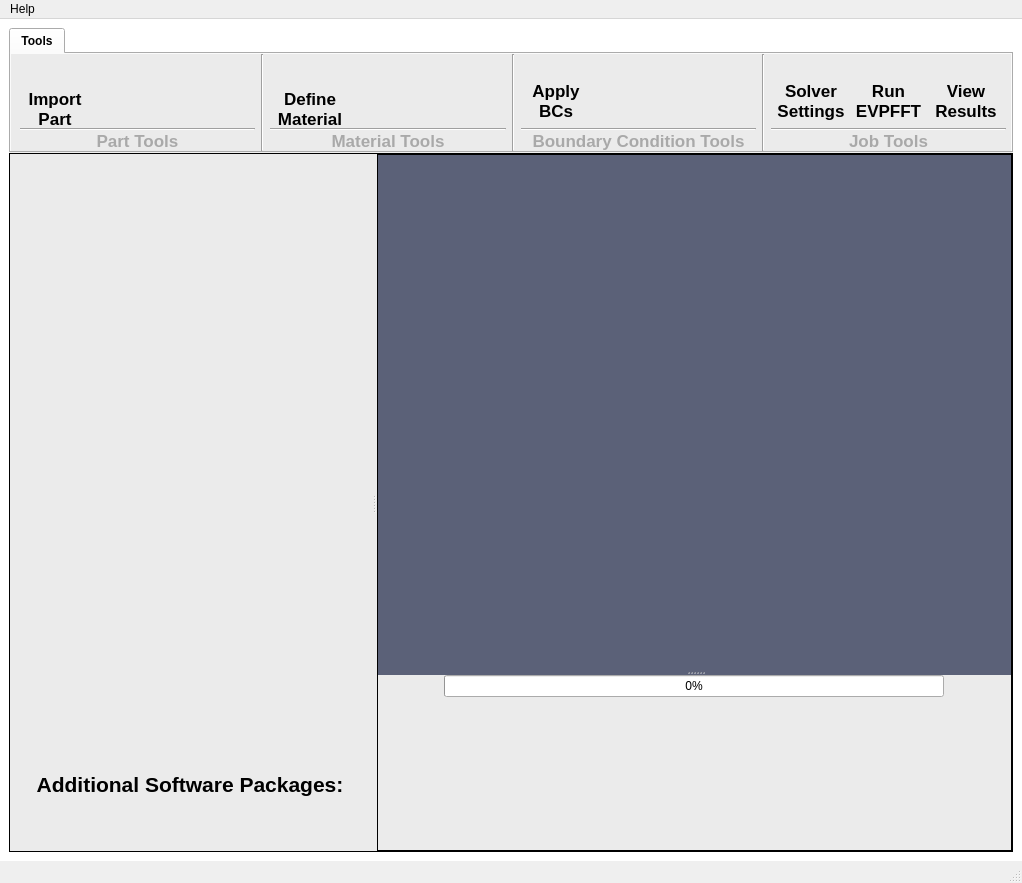
lanl/Fierro, file python/EVPFFT-GUI/evpfft_gui/EVPFFT_GUI.ui: the form before one commit.
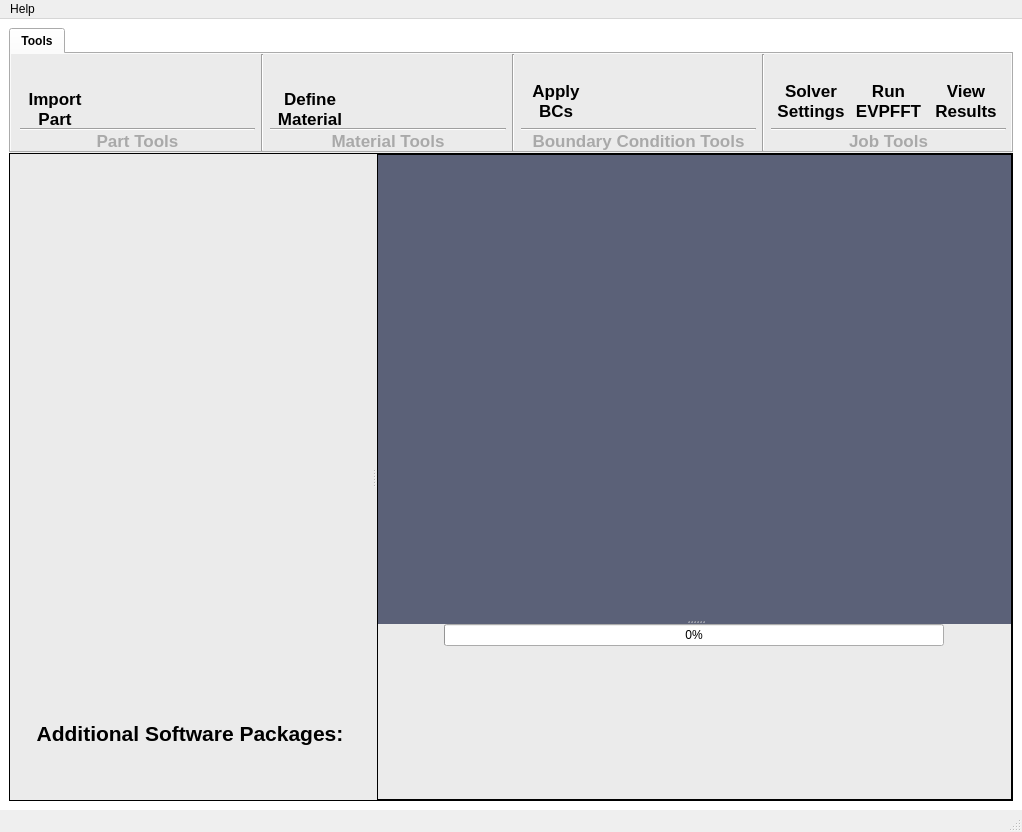
The form after the commit. The open tabs and pages were chosen to show the change. Icons and pictures are not drawn.

```diff
--- a/python/EVPFFT-GUI/evpfft_gui/EVPFFT_GUI.ui
+++ b/python/EVPFFT-GUI/evpfft_gui/EVPFFT_GUI.ui
@@ -7,7 +7,7 @@
     <x>0</x>
     <y>0</y>
     <width>1022</width>
-    <height>883</height>
+    <height>832</height>
    </rect>
   </property>
   <property name="windowTitle">
@@ -917,13 +917,13 @@
              <widget class="QLabel" name="EVPFFTLogo">
               <property name="minimumSize">
                <size>
-                <width>275</width>
+                <width>225</width>
                 <height>175</height>
                </size>
               </property>
               <property name="maximumSize">
                <size>
-                <width>275</width>
+                <width>225</width>
                 <height>175</height>
                </size>
               </property>
```
Left out of the diff: 48 changed lines with no effect on the pictures.
